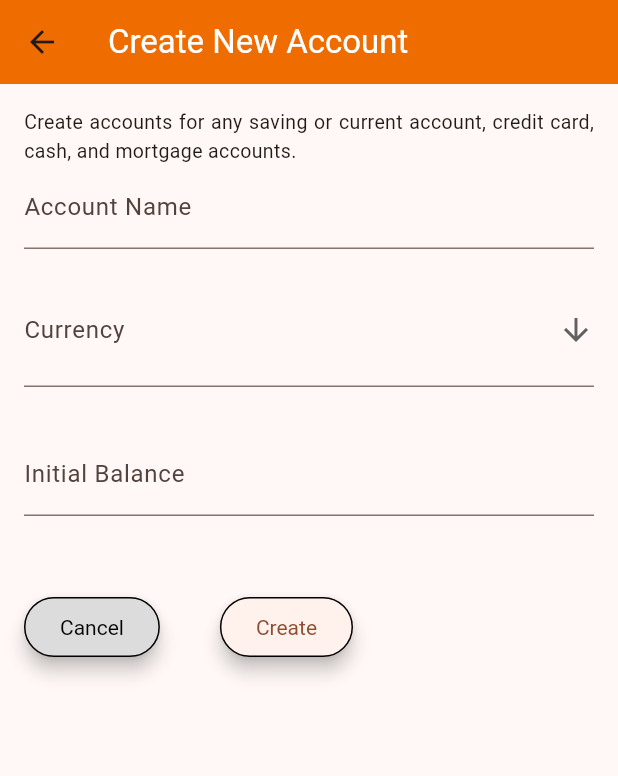
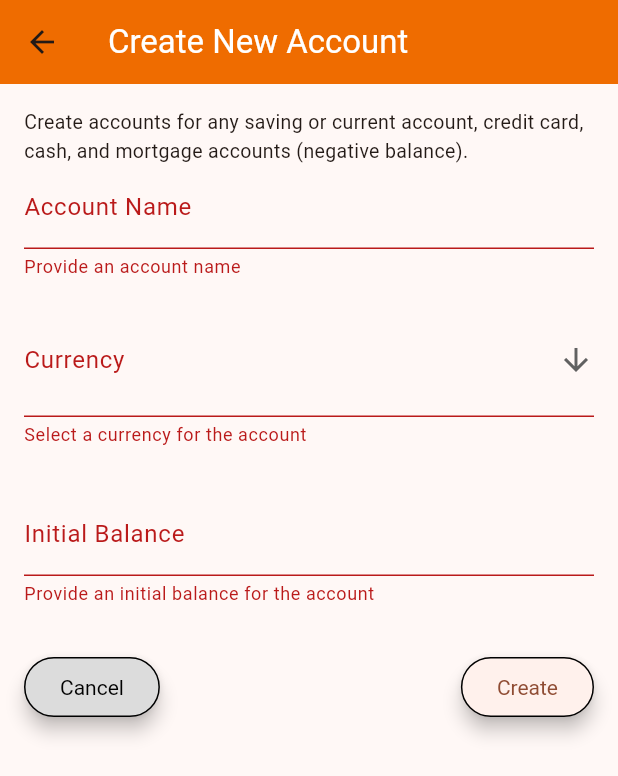
Before and after one commit to stivlo/budget, a Flutter app: the CreateAccountScreen screen opened by its route, after a tap on "Create", on a phone screen of 412 x 824 dp. Shown: the top 776 px of the screen. Run offline on Flutter 3.47's test engine with Material 3 defaults, Android fonts, the light colour scheme and no system bars; our stand-ins replace decimal, shared_preferences; missing offline and left inert: workmanager; accounts and stored records are empty.

Commit message:
Create account validation, created new component for cancel/action

```diff
--- /dev/null
+++ b/lib/components/cancel_action_buttons.dart
@@ -0,0 +1,22 @@
+import 'package:flutter/cupertino.dart';
+
+import '../widget/action_button.dart';
+import '../widget/cancel_button.dart';
+
+class CancelActionButtons extends StatelessWidget {
+  const CancelActionButtons({required this.actionLabel, this.action, super.key});
+
+  final VoidCallback? action;
+  final String actionLabel;
+
+  @override
+  Widget build(BuildContext context) {
+    return Row(
+      mainAxisAlignment: MainAxisAlignment.spaceBetween,
+      children: [
+        CancelButton(Navigator.of(context)),
+        ActionButton(label: actionLabel, onPressed: action),
+      ],
+    );
+  }
+}
--- a/lib/screen/create_account_screen.dart
+++ b/lib/screen/create_account_screen.dart
@@ -1,10 +1,9 @@
-import 'package:budget/widget/cancel_button.dart';
+import 'package:budget/components/cancel_action_buttons.dart';
 import 'package:decimal/decimal.dart';
 import 'package:flutter/material.dart';
 
 import '../model/currency.dart';
 import '../model/new_account.dart';
-import '../widget/action_button.dart';
 
 class CreateAccountScreen extends StatefulWidget {
   const CreateAccountScreen({super.key});
@@ -26,33 +25,54 @@ class _CreateAccountScreenState extends State<CreateAccountScreen> {
 
   void _createAccount() {
     print('saving form... ${_form.currentState}');
-    _form.currentState?.save();
-    print('account: $_account');
+    if (_form.currentState != null && _form.currentState!.validate()) {
+      _form.currentState!.save();
+      print('account: $_account');
+    }
+  }
+
+  String? _validateName(String? name) {
+    if (name == null || name.isEmpty) {
+      return 'Provide an account name';
+    }
+    return null;
+  }
+
+  String? _validateCurrency(Currency? currency) {
+    if (currency == null || currency == Currency.nul) {
+      return 'Select a currency for the account';
+    }
+    return null;
+  }
+
+  String? _validateInitialBalance(String? balance) {
+    if (balance == null || balance.isEmpty) {
+      return 'Provide an initial balance for the account';
+    }
+    try {
+      Decimal.parse(balance);
+    } catch (err) {
+      return 'Invalid balance, provide a positive or negative number';
+    }
+    return null;
   }
 
   void _saveName(String? name) {
-    print('saving name: $name');
     if (name != null) {
       _account = _account.copyWith(name: name);
     }
   }
 
   void _saveCurrency(Currency? currency) {
-    print('saving currency: $currency');
     if (currency != null) {
       _account = _account.copyWith(currency: currency);
     }
   }
 
   void _saveInitialBalance(String? initialBalance) {
-    print('saving initialBalance: $initialBalance');
     if (initialBalance != null) {
-      try {
-        _account = _account.copyWith(initialBalance: Decimal.parse(initialBalance));
-      } catch (error) {
-        // do nothing in case of errors for now
-        print(error);
-      }
+      // errors already checked in validate phase
+      _account = _account.copyWith(initialBalance: Decimal.parse(initialBalance));
     }
   }
 
@@ -70,14 +90,12 @@ class _CreateAccountScreenState extends State<CreateAccountScreen> {
             child: Column(
               crossAxisAlignment: CrossAxisAlignment.start,
               children: [
-                const Text(
-                  'Create accounts for any saving or current account, '
-                  'credit card, cash, and mortgage accounts.',
-                  textAlign: TextAlign.justify,
-                ),
+                const Text('Create accounts for any saving or current account, '
+                    'credit card, cash, and mortgage accounts (negative balance).'),
                 TextFormField(
                   decoration: const InputDecoration(labelText: 'Account Name'),
                   textInputAction: TextInputAction.next,
+                  validator: _validateName,
                   onSaved: _saveName,
                 ),
                 const SizedBox(height: 16),
@@ -89,6 +107,7 @@ class _CreateAccountScreenState extends State<CreateAccountScreen> {
                   icon: const Icon(Icons.arrow_downward),
                   items: buildMenuItems(),
                   onChanged: (_) {},
+                  validator: _validateCurrency,
                   onSaved: _saveCurrency,
                 ),
                 const SizedBox(height: 30),
@@ -96,19 +115,11 @@ class _CreateAccountScreenState extends State<CreateAccountScreen> {
                   decoration: const InputDecoration(labelText: 'Initial Balance'),
                   textInputAction: TextInputAction.next,
                   keyboardType: TextInputType.number,
+                  validator: _validateInitialBalance,
                   onSaved: _saveInitialBalance,
                 ),
-                const SizedBox(height: 50),
-                Row(
-                  children: [
-                    CancelButton(Navigator.of(context)),
-                    const SizedBox(width: 40),
-                    ActionButton(
-                      label: 'Create',
-                      onPressed: _createAccount,
-                    ),
-                  ],
-                )
+                const SizedBox(height: 30),
+                CancelActionButtons(action: _createAccount, actionLabel: 'Create'),
               ],
             ),
           ),
```
